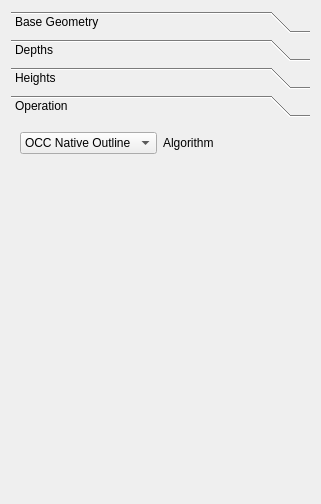
This is src/Mod/Path/Gui/Resources/panels/EngraveEdit.ui in berndhahnebach/All_FreeCAD as Qt 5 draws it before an edit. The edited form follows.
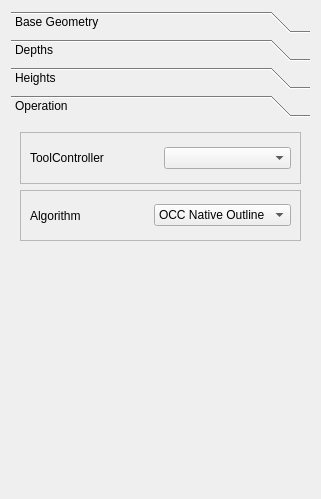
This is the edited form. The open tabs and pages were chosen to show the change. Icons and pictures are not drawn. Custom widgets are drawn as their Qt base class.

Commit message: path:  add TC selector to panels

Patch:
```diff
--- a/src/Mod/Path/Gui/Resources/panels/EngraveEdit.ui
+++ b/src/Mod/Path/Gui/Resources/panels/EngraveEdit.ui
@@ -7,7 +7,7 @@
     <x>0</x>
     <y>0</y>
     <width>321</width>
-    <height>504</height>
+    <height>499</height>
    </rect>
   </property>
   <property name="minimumSize">
@@ -205,8 +205,8 @@
        <rect>
         <x>0</x>
         <y>0</y>
-        <width>223</width>
-        <height>31</height>
+        <width>303</width>
+        <height>118</height>
        </rect>
       </property>
       <attribute name="icon">
@@ -216,27 +216,86 @@
       <attribute name="label">
        <string>Operation</string>
       </attribute>
-      <layout class="QFormLayout" name="formLayout_5">
-       <item row="0" column="0">
-        <widget class="QComboBox" name="algorithmSelect">
-         <item>
-          <property name="text">
-           <string>OCC Native Outline</string>
+      <layout class="QVBoxLayout" name="verticalLayout">
+       <item>
+        <widget class="QFrame" name="frame_2">
+         <property name="frameShape">
+          <enum>QFrame::StyledPanel</enum>
+         </property>
+         <property name="frameShadow">
+          <enum>QFrame::Raised</enum>
+         </property>
+         <layout class="QHBoxLayout" name="horizontalLayout_2">
+          <property name="topMargin">
+           <number>0</number>
           </property>
-         </item>
+          <property name="bottomMargin">
+           <number>0</number>
+          </property>
+          <item>
+           <widget class="QLabel" name="label">
+            <property name="text">
+             <string>ToolController</string>
+            </property>
+           </widget>
+          </item>
+          <item>
+           <widget class="QComboBox" name="uiToolController"/>
+          </item>
+         </layout>
         </widget>
        </item>
-       <item row="0" column="1">
-        <widget class="QLabel" name="label_7">
-         <property name="text">
-          <string>Algorithm</string>
+       <item>
+        <widget class="QFrame" name="frame">
+         <property name="frameShape">
+          <enum>QFrame::StyledPanel</enum>
          </property>
+         <property name="frameShadow">
+          <enum>QFrame::Raised</enum>
+         </property>
+         <layout class="QHBoxLayout" name="horizontalLayout">
+          <property name="topMargin">
+           <number>0</number>
+          </property>
+          <property name="bottomMargin">
+           <number>0</number>
+          </property>
+          <item>
+           <widget class="QLabel" name="label_7">
+            <property name="text">
+             <string>Algorithm</string>
+            </property>
+           </widget>
+          </item>
+          <item>
+           <widget class="QComboBox" name="algorithmSelect">
+            <item>
+             <property name="text">
+              <string>OCC Native Outline</string>
+             </property>
+            </item>
+           </widget>
+          </item>
+         </layout>
         </widget>
        </item>
       </layout>
      </widget>
     </widget>
    </item>
+   <item row="1" column="0">
+    <spacer name="verticalSpacer">
+     <property name="orientation">
+      <enum>Qt::Vertical</enum>
+     </property>
+     <property name="sizeHint" stdset="0">
+      <size>
+       <width>20</width>
+       <height>40</height>
+      </size>
+     </property>
+    </spacer>
+   </item>
   </layout>
  </widget>
  <customwidgets>
```
Left out of the diff: 12 changed lines with no effect on the pictures. The commit also changes 6 other files.
